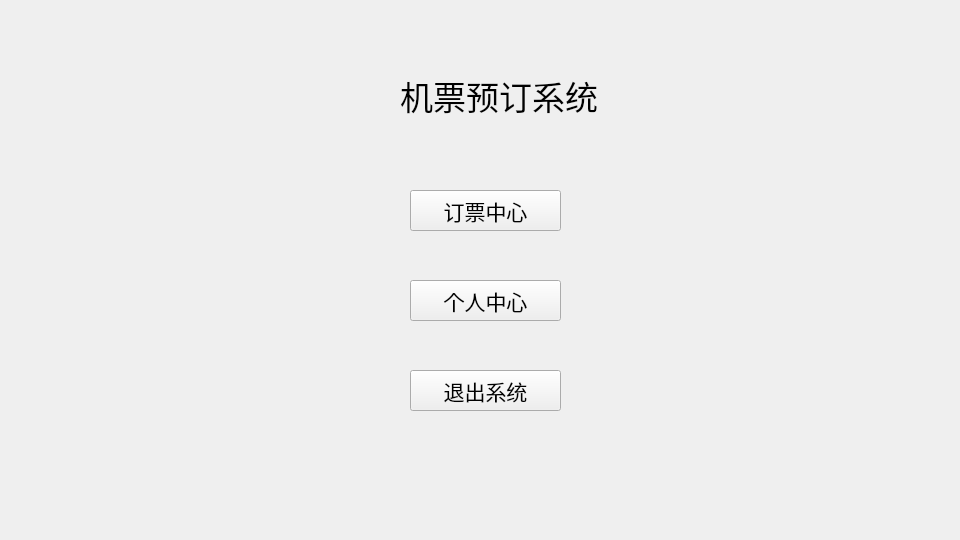
The window that ui/menupage.ui (delete3GM/Flight-Booking-System) describes before a commit, drawn with Qt 5.
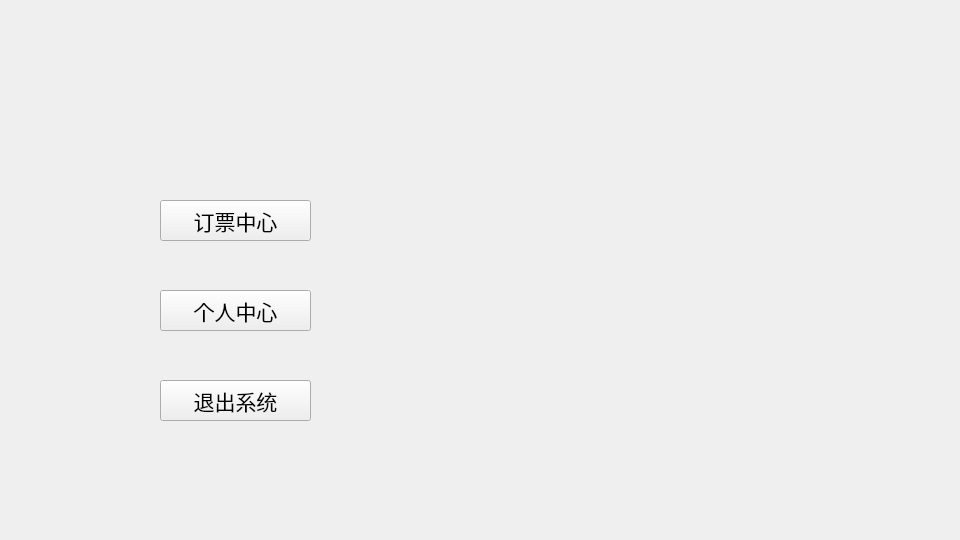
The same window after the commit.

Patch:
```diff
--- a/ui/menupage.ui
+++ b/ui/menupage.ui
@@ -22,8 +22,8 @@
   <widget class="QPushButton" name="exitBtn">
    <property name="geometry">
     <rect>
-     <x>410</x>
-     <y>370</y>
+     <x>160</x>
+     <y>380</y>
      <width>151</width>
      <height>41</height>
     </rect>
@@ -40,8 +40,8 @@
   <widget class="QPushButton" name="userBtn">
    <property name="geometry">
     <rect>
-     <x>410</x>
-     <y>280</y>
+     <x>160</x>
+     <y>290</y>
      <width>151</width>
      <height>41</height>
     </rect>
@@ -58,8 +58,8 @@
   <widget class="QPushButton" name="searchBtn">
    <property name="geometry">
     <rect>
-     <x>410</x>
-     <y>190</y>
+     <x>160</x>
+     <y>200</y>
      <width>151</width>
      <height>41</height>
     </rect>
@@ -76,19 +76,46 @@
   <widget class="QLabel" name="titleLbl">
    <property name="geometry">
     <rect>
-     <x>400</x>
-     <y>70</y>
-     <width>361</width>
-     <height>51</height>
+     <x>830</x>
+     <y>20</y>
+     <width>121</width>
+     <height>41</height>
     </rect>
    </property>
    <property name="font">
     <font>
-     <pointsize>25</pointsize>
+     <family>微软雅黑</family>
+     <pointsize>11</pointsize>
     </font>
    </property>
    <property name="text">
-    <string>机票预订系统</string>
+    <string/>
+   </property>
+  </widget>
+  <widget class="QLabel" name="iconLbl">
+   <property name="geometry">
+    <rect>
+     <x>780</x>
+     <y>20</y>
+     <width>41</width>
+     <height>41</height>
+    </rect>
+   </property>
+   <property name="text">
+    <string/>
+   </property>
+  </widget>
+  <widget class="QLabel" name="planeLbl">
+   <property name="geometry">
+    <rect>
+     <x>420</x>
+     <y>90</y>
+     <width>481</width>
+     <height>401</height>
+    </rect>
+   </property>
+   <property name="text">
+    <string/>
    </property>
   </widget>
  </widget>
```
Left out of the diff: 2 changed lines with no effect on the pictures.
